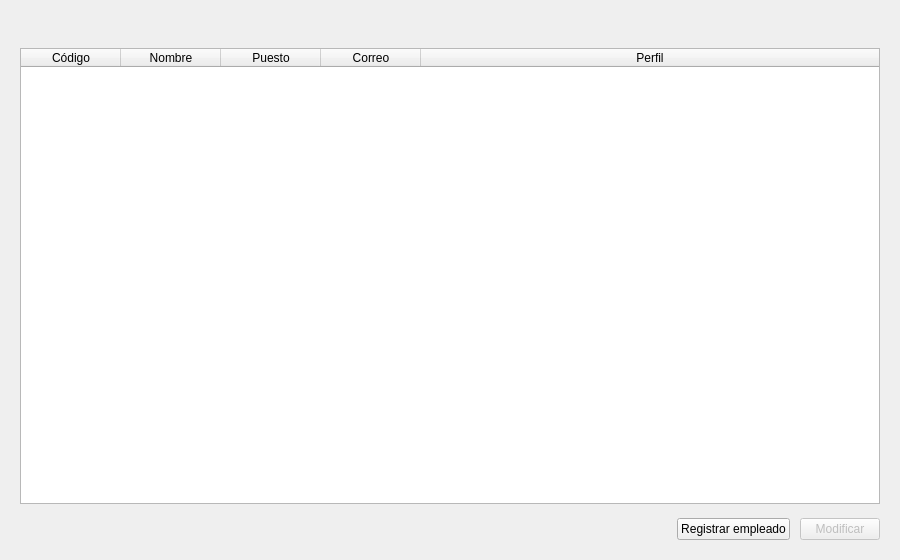
The window that src/biblioteca/ui/disenos/empleados.ui (yaelink7/Biblioteca_Implementacion_Escuela_Primaria) describes before a commit, drawn with Qt 5.
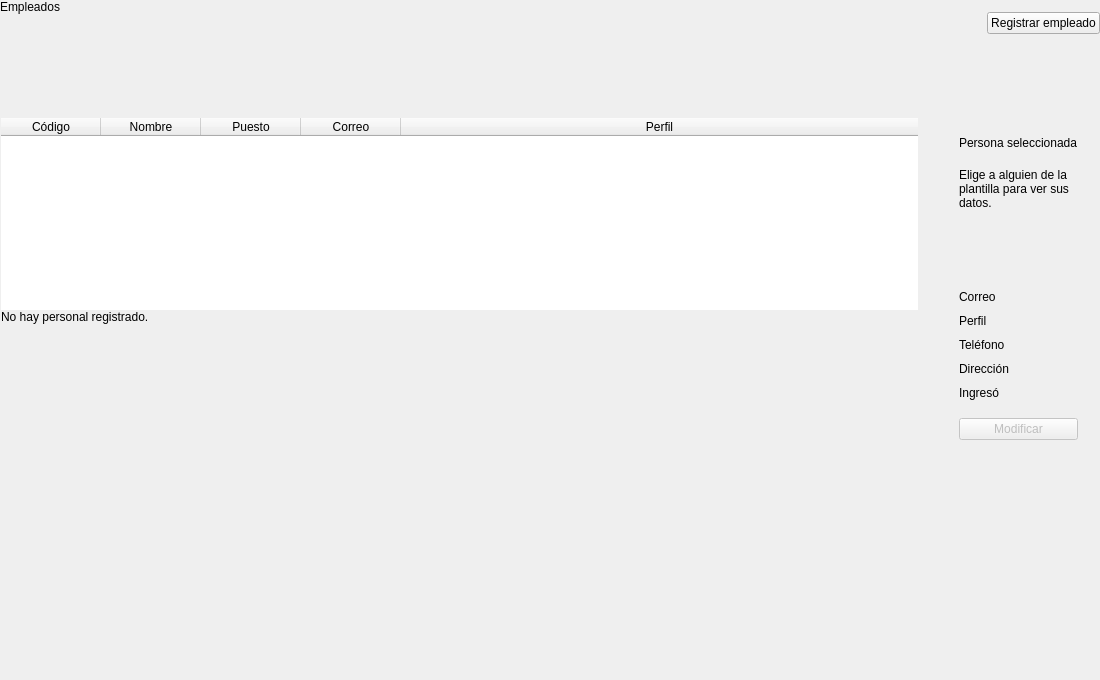
The same window after the commit.

The edit to the form file:
```diff
--- a/src/biblioteca/ui/disenos/empleados.ui
+++ b/src/biblioteca/ui/disenos/empleados.ui
@@ -2,71 +2,288 @@
 <ui version="4.0">
  <class>PantallaEmpleados</class>
  <widget class="QWidget" name="PantallaEmpleados">
-  <property name="geometry">
-   <rect><x>0</x><y>0</y><width>900</width><height>560</height></rect>
-  </property>
+  <property name="geometry"><rect><x>0</x><y>0</y><width>1100</width><height>680</height></rect></property>
   <property name="windowTitle"><string>Empleados</string></property>
-  <layout class="QVBoxLayout" name="disposicion">
-   <property name="leftMargin"><number>20</number></property>
-   <property name="topMargin"><number>20</number></property>
-   <property name="rightMargin"><number>20</number></property>
-   <property name="bottomMargin"><number>20</number></property>
-   <property name="spacing"><number>14</number></property>
-
+  <layout class="QVBoxLayout" name="disposicion" stretch="0,0,1">
+   <property name="leftMargin"><number>0</number></property>
+   <property name="topMargin"><number>0</number></property>
+   <property name="rightMargin"><number>0</number></property>
+   <property name="bottomMargin"><number>0</number></property>
+   <property name="spacing"><number>18</number></property>
    <item>
-    <widget class="QLabel" name="etiquetaAviso">
-     <property name="text"><string/></property>
-     <property name="wordWrap"><bool>true</bool></property>
-    </widget>
-   </item>
-
-   <item>
-    <widget class="QTableWidget" name="tablaEmpleados">
-     <property name="alternatingRowColors"><bool>true</bool></property>
-     <property name="selectionBehavior"><enum>QAbstractItemView::SelectRows</enum></property>
-     <property name="selectionMode"><enum>QAbstractItemView::SingleSelection</enum></property>
-     <property name="editTriggers"><set>QAbstractItemView::NoEditTriggers</set></property>
-     <property name="sortingEnabled"><bool>true</bool></property>
-     <attribute name="verticalHeaderVisible"><bool>false</bool></attribute>
-     <attribute name="horizontalHeaderStretchLastSection"><bool>true</bool></attribute>
-     <column><property name="text"><string>Código</string></property></column>
-     <column><property name="text"><string>Nombre</string></property></column>
-     <column><property name="text"><string>Puesto</string></property></column>
-     <column><property name="text"><string>Correo</string></property></column>
-     <column><property name="text"><string>Perfil</string></property></column>
-    </widget>
-   </item>
-
-   <item>
-    <layout class="QHBoxLayout" name="filaAcciones">
-     <property name="spacing"><number>10</number></property>
+    <layout class="QHBoxLayout" name="encabezado">
+     <property name="spacing"><number>12</number></property>
      <item>
-      <widget class="QLabel" name="etiquetaResumen">
-       <property name="text"><string/></property>
-      </widget>
+      <layout class="QVBoxLayout" name="textoEncabezado">
+       <property name="spacing"><number>6</number></property>
+       <item>
+        <widget class="QLabel" name="etiquetaTitulo">
+         <property name="text"><string>Empleados</string></property>
+         <property name="rol" stdset="0"><string>titulo</string></property>
+        </widget>
+       </item>
+       <item>
+        <widget class="QLabel" name="etiquetaResumen">
+         <property name="text"><string/></property>
+         <property name="rol" stdset="0"><string>resumen</string></property>
+        </widget>
+       </item>
+      </layout>
      </item>
      <item>
-      <spacer name="espacioAcciones">
+      <spacer name="espacioEncabezado">
        <property name="orientation"><enum>Qt::Horizontal</enum></property>
        <property name="sizeHint" stdset="0"><size><width>40</width><height>20</height></size></property>
       </spacer>
      </item>
-     <item>
+     <item alignment="Qt::AlignBottom">
       <widget class="QPushButton" name="botonNuevo">
        <property name="text"><string>Registrar empleado</string></property>
        <property name="minimumHeight"><number>34</number></property>
       </widget>
      </item>
+    </layout>
+   </item>
+   <item>
+    <widget class="QFrame" name="avisoPermisos">
+     <property name="rol" stdset="0"><string>aviso</string></property>
+     <layout class="QHBoxLayout" name="disposicionAviso">
+      <property name="leftMargin"><number>18</number></property>
+      <property name="topMargin"><number>12</number></property>
+      <property name="rightMargin"><number>18</number></property>
+      <property name="bottomMargin"><number>12</number></property>
+      <property name="spacing"><number>10</number></property>
+      <item alignment="Qt::AlignVCenter">
+       <widget class="QLabel" name="iconoAviso">
+        <property name="minimumSize"><size><width>20</width><height>20</height></size></property>
+        <property name="maximumSize"><size><width>20</width><height>20</height></size></property>
+        <property name="text"><string/></property>
+       </widget>
+      </item>
+      <item>
+       <widget class="QLabel" name="etiquetaAviso">
+        <property name="text"><string/></property>
+        <property name="wordWrap"><bool>true</bool></property>
+        <property name="rol" stdset="0"><string>textoAviso</string></property>
+       </widget>
+      </item>
+     </layout>
+    </widget>
+   </item>
+   <item>
+    <layout class="QHBoxLayout" name="cuerpo" stretch="1,0">
+     <property name="spacing"><number>18</number></property>
      <item>
-      <widget class="QPushButton" name="botonEditar">
-       <property name="text"><string>Modificar</string></property>
-       <property name="minimumHeight"><number>34</number></property>
-       <property name="enabled"><bool>false</bool></property>
+      <widget class="QFrame" name="tarjetaTabla">
+       <property name="rol" stdset="0"><string>tarjeta</string></property>
+       <layout class="QVBoxLayout" name="disposicionTarjeta">
+        <property name="leftMargin"><number>1</number></property>
+        <property name="topMargin"><number>4</number></property>
+        <property name="rightMargin"><number>1</number></property>
+        <property name="bottomMargin"><number>8</number></property>
+        <property name="spacing"><number>0</number></property>
+        <item>
+         <widget class="QTableWidget" name="tablaEmpleados">
+          <property name="frameShape"><enum>QFrame::NoFrame</enum></property>
+          <property name="selectionBehavior"><enum>QAbstractItemView::SelectRows</enum></property>
+          <property name="selectionMode"><enum>QAbstractItemView::SingleSelection</enum></property>
+          <property name="editTriggers"><set>QAbstractItemView::NoEditTriggers</set></property>
+          <property name="showGrid"><bool>false</bool></property>
+          <property name="wordWrap"><bool>false</bool></property>
+          <property name="sortingEnabled"><bool>true</bool></property>
+          <attribute name="verticalHeaderVisible"><bool>false</bool></attribute>
+          <attribute name="verticalHeaderDefaultSectionSize"><number>46</number></attribute>
+          <attribute name="horizontalHeaderStretchLastSection"><bool>true</bool></attribute>
+          <attribute name="horizontalHeaderHighlightSections"><bool>false</bool></attribute>
+          <column><property name="text"><string>Código</string></property></column>
+          <column><property name="text"><string>Nombre</string></property></column>
+          <column><property name="text"><string>Puesto</string></property></column>
+          <column><property name="text"><string>Correo</string></property></column>
+          <column><property name="text"><string>Perfil</string></property></column>
+         </widget>
+        </item>
+        <item>
+         <widget class="QLabel" name="etiquetaVacio">
+          <property name="text"><string>No hay personal registrado.</string></property>
+          <property name="wordWrap"><bool>true</bool></property>
+          <property name="alignment"><set>Qt::AlignLeading|Qt::AlignLeft|Qt::AlignTop</set></property>
+          <property name="sizePolicy"><sizepolicy hsizetype="Preferred" vsizetype="Expanding"><horstretch>0</horstretch><verstretch>1</verstretch></sizepolicy></property>
+          <property name="rol" stdset="0"><string>tablaVacia</string></property>
+         </widget>
+        </item>
+       </layout>
       </widget>
      </item>
+     <item>
+      <layout class="QVBoxLayout" name="columnaPanel" stretch="0,1">
+       <property name="spacing"><number>0</number></property>
+       <item>
+        <widget class="QFrame" name="panelEmpleado">
+         <property name="minimumWidth"><number>300</number></property>
+         <property name="maximumWidth"><number>340</number></property>
+         <property name="rol" stdset="0"><string>panel</string></property>
+         <layout class="QVBoxLayout" name="disposicionPanel">
+          <property name="leftMargin"><number>22</number></property>
+          <property name="topMargin"><number>22</number></property>
+          <property name="rightMargin"><number>22</number></property>
+          <property name="bottomMargin"><number>24</number></property>
+          <property name="spacing"><number>18</number></property>
+          <item>
+           <widget class="QLabel" name="etiquetaPanel">
+            <property name="text"><string>Persona seleccionada</string></property>
+            <property name="rol" stdset="0"><string>etiquetaPanel</string></property>
+           </widget>
+          </item>
+          <item>
+           <widget class="QLabel" name="etiquetaPanelVacio">
+            <property name="text"><string>Elige a alguien de la plantilla para ver sus datos.</string></property>
+            <property name="wordWrap"><bool>true</bool></property>
+            <property name="rol" stdset="0"><string>panelVacio</string></property>
+           </widget>
+          </item>
+          <item>
+           <widget class="QWidget" name="fichaEmpleado">
+            <layout class="QVBoxLayout" name="disposicionFicha">
+             <property name="leftMargin"><number>0</number></property>
+             <property name="topMargin"><number>0</number></property>
+             <property name="rightMargin"><number>0</number></property>
+             <property name="bottomMargin"><number>0</number></property>
+             <property name="spacing"><number>18</number></property>
+             <item>
+              <layout class="QHBoxLayout" name="cabezaFicha">
+               <property name="spacing"><number>12</number></property>
+               <item alignment="Qt::AlignTop">
+                <widget class="QLabel" name="avatar">
+                 <property name="minimumSize"><size><width>44</width><height>44</height></size></property>
+                 <property name="maximumSize"><size><width>44</width><height>44</height></size></property>
+                 <property name="text"><string/></property>
+                 <property name="alignment"><set>Qt::AlignCenter</set></property>
+                 <property name="rol" stdset="0"><string>avatar</string></property>
+                </widget>
+               </item>
+               <item>
+                <layout class="QVBoxLayout" name="nombreFicha">
+                 <property name="spacing"><number>2</number></property>
+                 <item>
+                  <widget class="QLabel" name="etiquetaNombre">
+                   <property name="text"><string/></property>
+                   <property name="wordWrap"><bool>true</bool></property>
+                   <property name="rol" stdset="0"><string>nombrePanel</string></property>
+                  </widget>
+                 </item>
+                 <item>
+                  <widget class="QLabel" name="etiquetaDetalle">
+                   <property name="text"><string/></property>
+                   <property name="wordWrap"><bool>true</bool></property>
+                   <property name="rol" stdset="0"><string>detallePanel</string></property>
+                  </widget>
+                 </item>
+                </layout>
+               </item>
+              </layout>
+             </item>
+             <item>
+              <layout class="QGridLayout" name="datosEmpleado" columnstretch="0,1">
+               <property name="horizontalSpacing"><number>16</number></property>
+               <property name="verticalSpacing"><number>10</number></property>
+               <item row="0" column="0" alignment="Qt::AlignTop">
+                <widget class="QLabel" name="datoCorreo">
+                 <property name="text"><string>Correo</string></property>
+                 <property name="rol" stdset="0"><string>dato</string></property>
+                </widget>
+               </item>
+               <item row="0" column="1">
+                <widget class="QLabel" name="valorCorreo">
+                 <property name="text"><string/></property>
+                 <property name="wordWrap"><bool>true</bool></property>
+                 <property name="rol" stdset="0"><string>valor</string></property>
+                 <property name="mono" stdset="0"><bool>true</bool></property>
+                </widget>
+               </item>
+               <item row="1" column="0" alignment="Qt::AlignTop">
+                <widget class="QLabel" name="datoPerfil">
+                 <property name="text"><string>Perfil</string></property>
+                 <property name="rol" stdset="0"><string>dato</string></property>
+                </widget>
+               </item>
+               <item row="1" column="1">
+                <widget class="QLabel" name="valorPerfil">
+                 <property name="text"><string/></property>
+                 <property name="wordWrap"><bool>true</bool></property>
+                 <property name="rol" stdset="0"><string>valor</string></property>
+                </widget>
+               </item>
+               <item row="2" column="0" alignment="Qt::AlignTop">
+                <widget class="QLabel" name="datoTelefono">
+                 <property name="text"><string>Teléfono</string></property>
+                 <property name="rol" stdset="0"><string>dato</string></property>
+                </widget>
+               </item>
+               <item row="2" column="1">
+                <widget class="QLabel" name="valorTelefono">
+                 <property name="text"><string/></property>
+                 <property name="wordWrap"><bool>true</bool></property>
+                 <property name="rol" stdset="0"><string>valor</string></property>
+                 <property name="mono" stdset="0"><bool>true</bool></property>
+                </widget>
+               </item>
+               <item row="3" column="0" alignment="Qt::AlignTop">
+                <widget class="QLabel" name="datoDireccion">
+                 <property name="text"><string>Dirección</string></property>
+                 <property name="rol" stdset="0"><string>dato</string></property>
+                </widget>
+               </item>
+               <item row="3" column="1">
+                <widget class="QLabel" name="valorDireccion">
+                 <property name="text"><string/></property>
+                 <property name="wordWrap"><bool>true</bool></property>
+                 <property name="rol" stdset="0"><string>valor</string></property>
+                </widget>
+               </item>
+               <item row="4" column="0" alignment="Qt::AlignTop">
+                <widget class="QLabel" name="datoIngreso">
+                 <property name="text"><string>Ingresó</string></property>
+                 <property name="rol" stdset="0"><string>dato</string></property>
+                </widget>
+               </item>
+               <item row="4" column="1">
+                <widget class="QLabel" name="valorIngreso">
+                 <property name="text"><string/></property>
+                 <property name="wordWrap"><bool>true</bool></property>
+                 <property name="rol" stdset="0"><string>valor</string></property>
+                 <property name="mono" stdset="0"><bool>true</bool></property>
+                </widget>
+               </item>
+              </layout>
+             </item>
+            </layout>
+           </widget>
+          </item>
+          <item>
+           <layout class="QVBoxLayout" name="accionesPanel">
+            <property name="spacing"><number>10</number></property>
+            <item>
+             <widget class="QPushButton" name="botonEditar">
+              <property name="text"><string>Modificar</string></property>
+              <property name="minimumHeight"><number>44</number></property>
+              <property name="enabled"><bool>false</bool></property>
+             </widget>
+            </item>
+           </layout>
+          </item>
+         </layout>
+        </widget>
+       </item>
+       <item>
+        <spacer name="espacioPanel">
+         <property name="orientation"><enum>Qt::Vertical</enum></property>
+         <property name="sizeHint" stdset="0"><size><width>40</width><height>20</height></size></property>
+        </spacer>
+       </item>
+      </layout>
+     </item>
     </layout>
    </item>
-
   </layout>
  </widget>
  <resources/>
```
Left out of the diff: 7 changed lines with no effect on the pictures.
